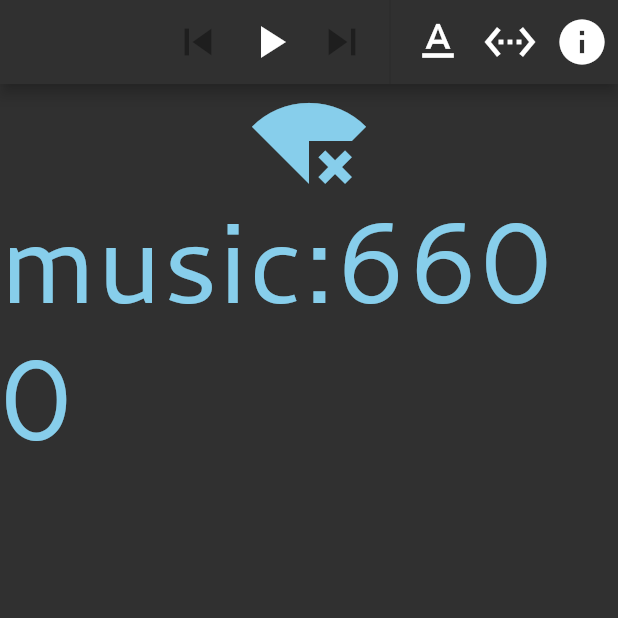
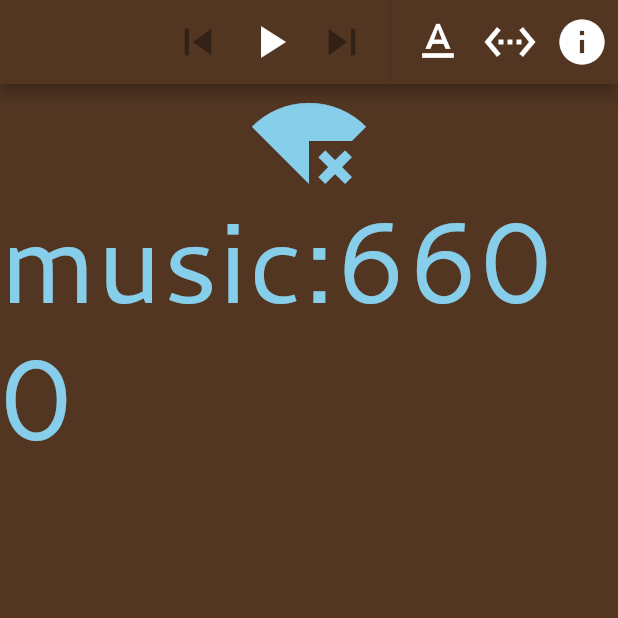
Before and after one commit to joatca/mpd-display, a Flutter app: the screen it shows after launch, on a phone screen of 412 x 824 dp, the top half of it. Run offline on Flutter 3.47's test engine with Material 2 defaults, Android fonts, the phone set to English and light mode, and no system bars; our stand-ins replace package_info_plus, shared_preferences, wakelock.

Commit message:
choose some more complementary background colours for the four colour themes

```diff
--- a/lib/data_classes.dart
+++ b/lib/data_classes.dart
@@ -185,22 +185,22 @@ class PageState extends ChangeNotifier {
 
   static final _appearanceThemes = {
     "Sky": InfoAppearanceTheme(
-      bgColor: Color(0xff303030),
+      bgColor: Color(0xff523622),
       titleColor: Color(0xff87ceeb),
       infoColor: Colors.white,
     ),
     "Magnolia": InfoAppearanceTheme(
-      bgColor: Color(0xff303030),
+      bgColor: Color(0xff2d322f),
       titleColor: Color(0xfff1e1cc),
       infoColor: Colors.white,
     ),
     "Gold": InfoAppearanceTheme(
-      bgColor: Color(0xff303030),
+      bgColor: Color(0xff151538),
       titleColor: Color(0xffffd700),
       infoColor: Colors.white,
     ),
-    "Fushia": InfoAppearanceTheme(
-      bgColor: Color(0xff303030),
+    "Fuchsia": InfoAppearanceTheme(
+      bgColor: Color(0xff103d10),
       titleColor: Color(0xffff80ff),
       infoColor: Colors.white,
     ),
```
